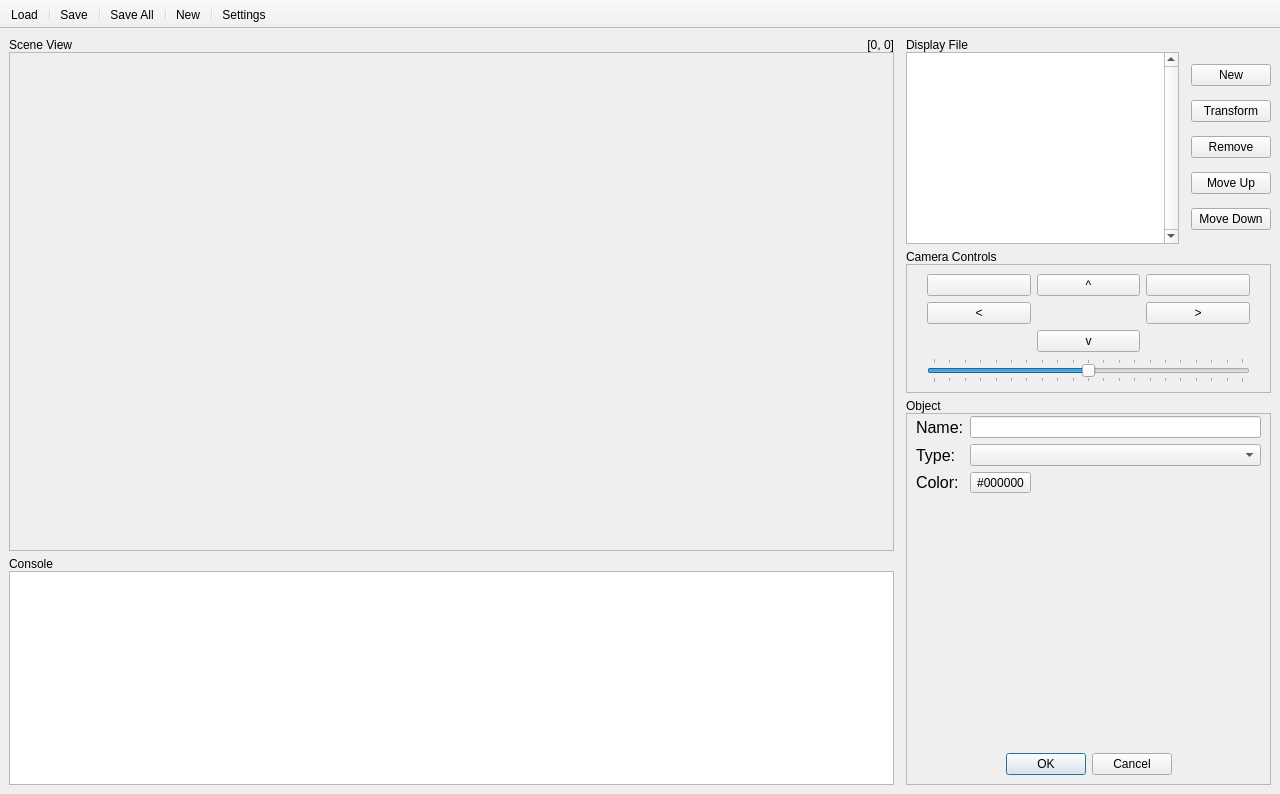
This is data/main.ui in RamAddict/Interactive-Graphical-System as Qt 5 draws it before an edit. The edited form follows.
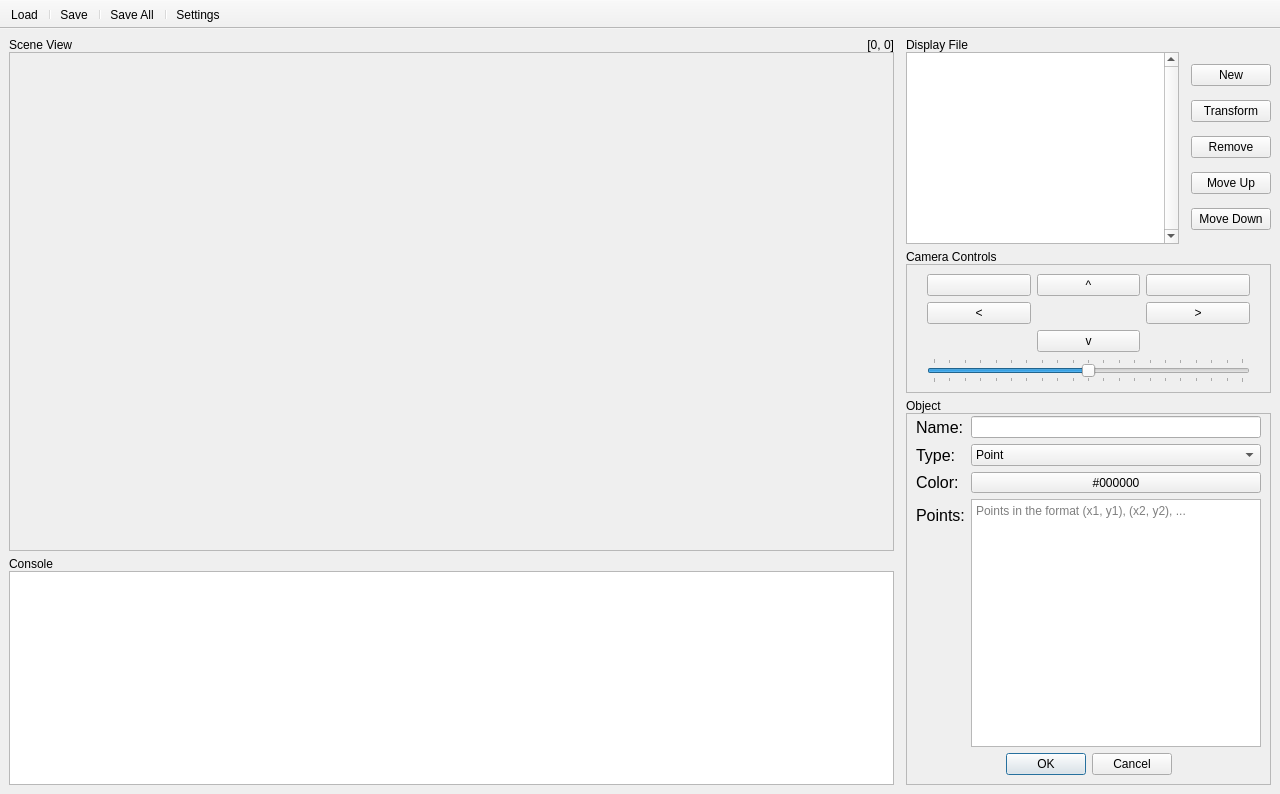
This is the edited form. The open tabs and pages were chosen to show the change. Icons and pictures are not drawn.

Commit message: Standardize point fields input

```diff
--- a/data/main.ui
+++ b/data/main.ui
@@ -379,8 +379,8 @@
             <rect>
              <x>0</x>
              <y>0</y>
-             <width>186</width>
-             <height>160</height>
+             <width>389</width>
+             <height>322</height>
             </rect>
            </property>
            <layout class="QVBoxLayout" name="verticalLayout">
@@ -390,7 +390,7 @@
             <item>
              <layout class="QFormLayout" name="formLayout">
               <property name="formAlignment">
-               <set>Qt::AlignHCenter|Qt::AlignTop</set>
+               <set>Qt::AlignJustify|Qt::AlignTop</set>
               </property>
               <item row="0" column="0">
                <widget class="QLabel" name="nameLabel">
@@ -425,6 +425,12 @@
               </item>
               <item row="2" column="1">
                <widget class="QToolButton" name="colorEdit">
+                <property name="sizePolicy">
+                 <sizepolicy hsizetype="Expanding" vsizetype="Fixed">
+                  <horstretch>0</horstretch>
+                  <verstretch>0</verstretch>
+                 </sizepolicy>
+                </property>
                 <property name="text">
                  <string>#000000</string>
                 </property>
@@ -454,8 +460,14 @@
               </item>
               <item row="1" column="1">
                <widget class="QComboBox" name="typeBox">
+                <property name="sizePolicy">
+                 <sizepolicy hsizetype="Expanding" vsizetype="Fixed">
+                  <horstretch>0</horstretch>
+                  <verstretch>0</verstretch>
+                 </sizepolicy>
+                </property>
                 <property name="currentIndex">
-                 <number>-1</number>
+                 <number>0</number>
                 </property>
                 <item>
                  <property name="text">
@@ -477,6 +489,30 @@
                   <string>Polygon</string>
                  </property>
                 </item>
+                <item>
+                 <property name="text">
+                  <string>Bezier</string>
+                 </property>
+                </item>
+               </widget>
+              </item>
+              <item row="3" column="1">
+               <widget class="QPlainTextEdit" name="pointsText">
+                <property name="placeholderText">
+                 <string>Points in the format (x1, y1), (x2, y2), ...</string>
+                </property>
+               </widget>
+              </item>
+              <item row="3" column="0">
+               <widget class="QLabel" name="pointsLabel">
+                <property name="font">
+                 <font>
+                  <pointsize>12</pointsize>
+                 </font>
+                </property>
+                <property name="text">
+                 <string>Points:</string>
+                </property>
                </widget>
               </item>
              </layout>
@@ -857,8 +893,6 @@
    <addaction name="separator"/>
    <addaction name="actionSaveAll"/>
    <addaction name="separator"/>
-   <addaction name="actionNew"/>
-   <addaction name="separator"/>
    <addaction name="actionSettings"/>
   </widget>
   <action name="actionSave">
@@ -871,11 +905,6 @@
     <string>Load</string>
    </property>
   </action>
-  <action name="actionNew">
-   <property name="text">
-    <string>New</string>
-   </property>
-  </action>
   <action name="actionSettings">
    <property name="text">
     <string>Settings</string>
```
Left out of the diff: 4 changed lines with no effect on the pictures. The commit also changes 4 other files.
